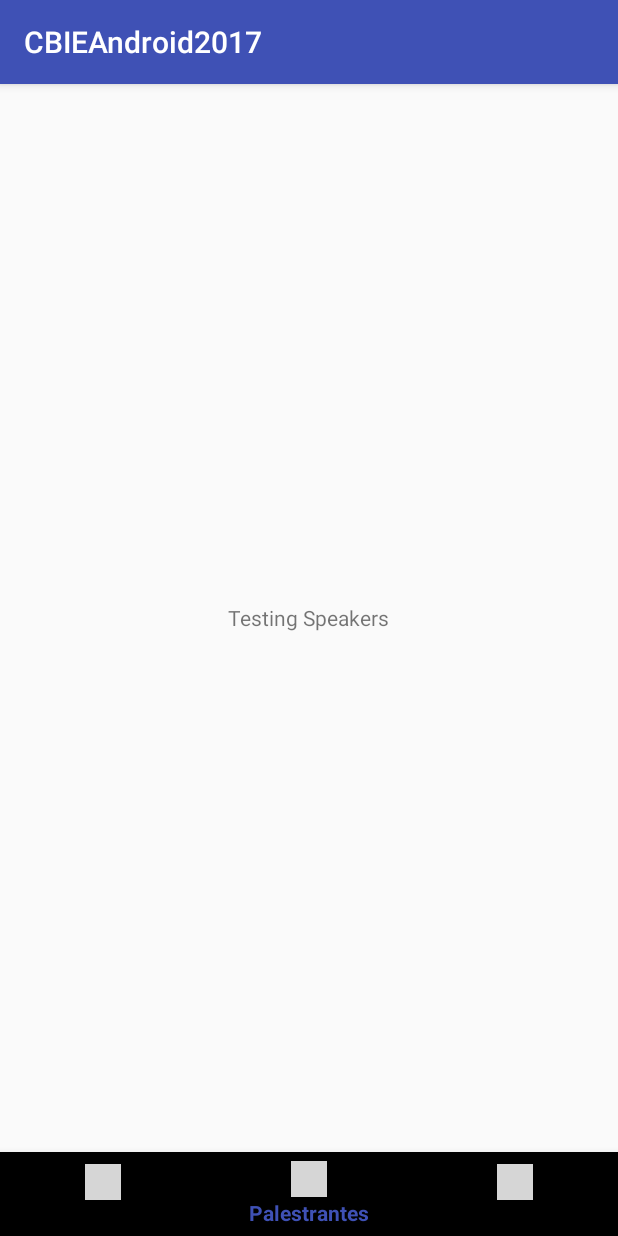
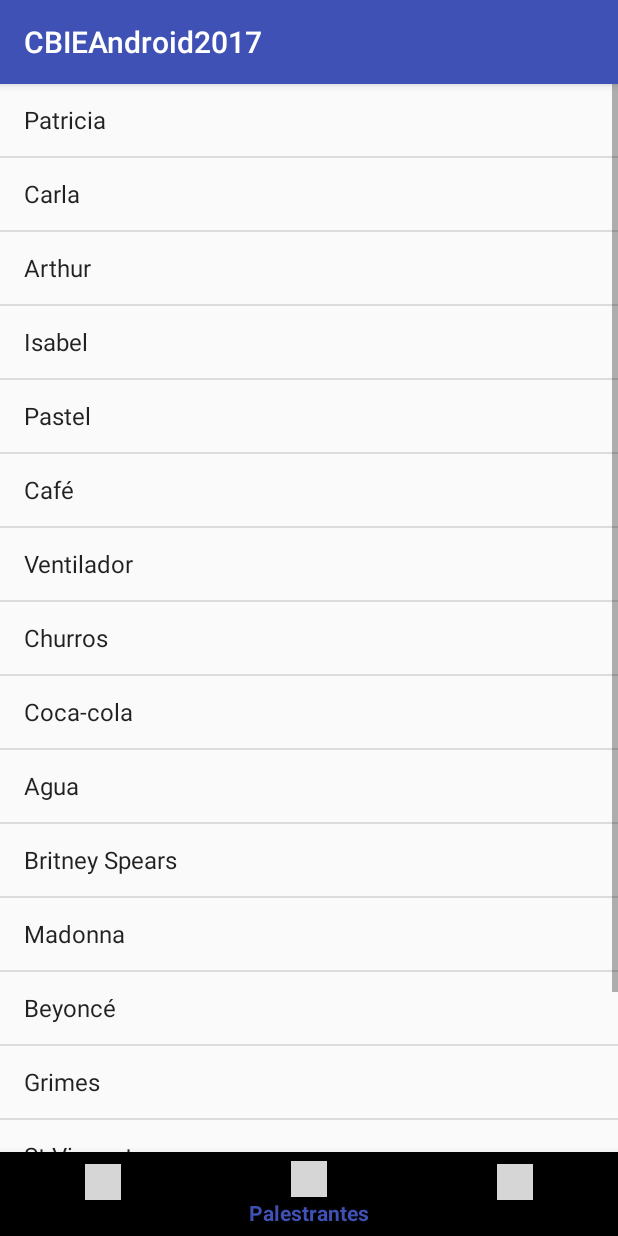
Before and after one commit to tuxao/CBIEAndroid2017, an Android app: the screen it shows after launch (MainActivity), item 2 of the bottom bar chosen, on a phone screen of 412 x 824 dp. Run offline under Robolectric (Android 15) with nearby library versions, the phone set to English and light mode, and no system bars; libraries missing offline, so code that uses them is left out: android.support.design; grey boxes are pictures that could not be loaded.

Commit message:
Fluxo palestrantes

```diff
--- a/app/build.gradle
+++ b/app/build.gradle
@@ -27,5 +27,7 @@ dependencies {
     })
     compile 'com.android.support:appcompat-v7:25.3.1'
     compile 'com.android.support:design:25.3.1'
+    compile 'com.android.support:support-v4:25.3.1'
+    compile 'com.android.support:recyclerview-v7:25.3.1'
     testCompile 'junit:junit:4.12'
 }
--- a/app/src/main/AndroidManifest.xml
+++ b/app/src/main/AndroidManifest.xml
@@ -15,6 +15,7 @@
                 <category android:name="android.intent.category.LAUNCHER" />
             </intent-filter>
         </activity>
+        <activity android:name=".SingleSpeakerActivity"></activity>
     </application>
 
 </manifest>
--- a/app/src/main/java/com/example/arthur/cbieandroid2017/SpeakersFragment.java
+++ b/app/src/main/java/com/example/arthur/cbieandroid2017/SpeakersFragment.java
@@ -1,10 +1,14 @@
 package com.example.arthur.cbieandroid2017;
 
+import android.content.Intent;
 import android.os.Bundle;
 import android.support.v4.app.Fragment;
 import android.view.LayoutInflater;
 import android.view.View;
 import android.view.ViewGroup;
+import android.widget.AdapterView;
+import android.widget.ArrayAdapter;
+import android.widget.ListView;
 
 /**
  * Created by Arthur on 26/06/2017.
@@ -12,8 +16,29 @@ import android.view.ViewGroup;
 
 public class SpeakersFragment extends Fragment {
 
+    String[] speakers = {"Patricia", "Carla", "Arthur", "Isabel", "Pastel", "Café", "Ventilador","Churros","Coca-cola",
+    "Agua", "Britney Spears", "Madonna", "Beyoncé", "Grimes", "St Vincent", "Cher", "Little Mix"};
+
     @Override
     public View onCreateView(LayoutInflater inflater, ViewGroup container, Bundle savedInstanceState) {
-        return inflater.inflate(R.layout.fragment_speakers, container, false);
+
+        View speakersView = inflater.inflate(R.layout.fragment_speakers, container, false);
+
+        ListView lv = (ListView) speakersView.findViewById(R.id.lv_speakers);
+        ArrayAdapter arrayAdapter = new ArrayAdapter(this.getActivity(),android.R.layout.simple_list_item_1, speakers);
+
+        lv.setAdapter(arrayAdapter);
+
+        lv.setOnItemClickListener(new AdapterView.OnItemClickListener() {
+            @Override
+            public void onItemClick(AdapterView<?> parent, View view, int position, long id) {
+                Intent myIntent = new Intent(getActivity(), SingleSpeakerActivity.class);
+                myIntent.putExtra("speaker", speakers[position]);
+                startActivity(myIntent);
+
+            }
+        });
+
+        return speakersView;
     }
 }
--- a/app/src/main/res/layout/fragment_speakers.xml
+++ b/app/src/main/res/layout/fragment_speakers.xml
@@ -2,11 +2,9 @@
 <RelativeLayout xmlns:android="http://schemas.android.com/apk/res/android"
     android:layout_width="match_parent" android:layout_height="match_parent">
 
-    <TextView
-        android:layout_width="wrap_content"
-        android:layout_height="wrap_content"
-        android:text="Testing Speakers"
-        android:layout_centerHorizontal="true"
-        android:layout_centerVertical="true"/>
+    <ListView
+        android:id="@+id/lv_speakers"
+        android:layout_width="match_parent"
+        android:layout_height="wrap_content" />
 
 </RelativeLayout>
--- a/app/src/main/res/values/dimens.xml
+++ b/app/src/main/res/values/dimens.xml
@@ -2,4 +2,5 @@
     <!-- Default screen margins, per the Android Design guidelines. -->
     <dimen name="activity_horizontal_margin">16dp</dimen>
     <dimen name="activity_vertical_margin">16dp</dimen>
+    <dimen name="text_margin">16dp</dimen>
 </resources>
```
Also changed, not shown: app/src/main/java/com/example/arthur/cbieandroid2017/SingleSpeakerActivity.java (added, +22 -0 lines), app/src/main/res/layout/activity_single_speaker.xml (added, +21 -0 lines).
